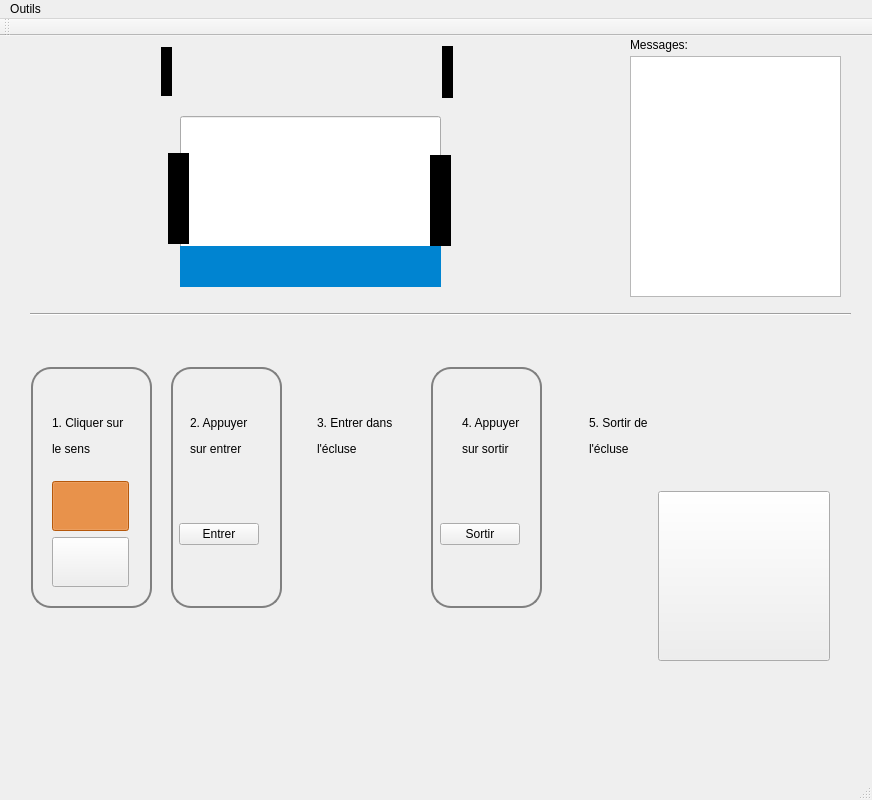
Qt form mainwindow.ui (VConstans/IHMEcluse) before a commit.
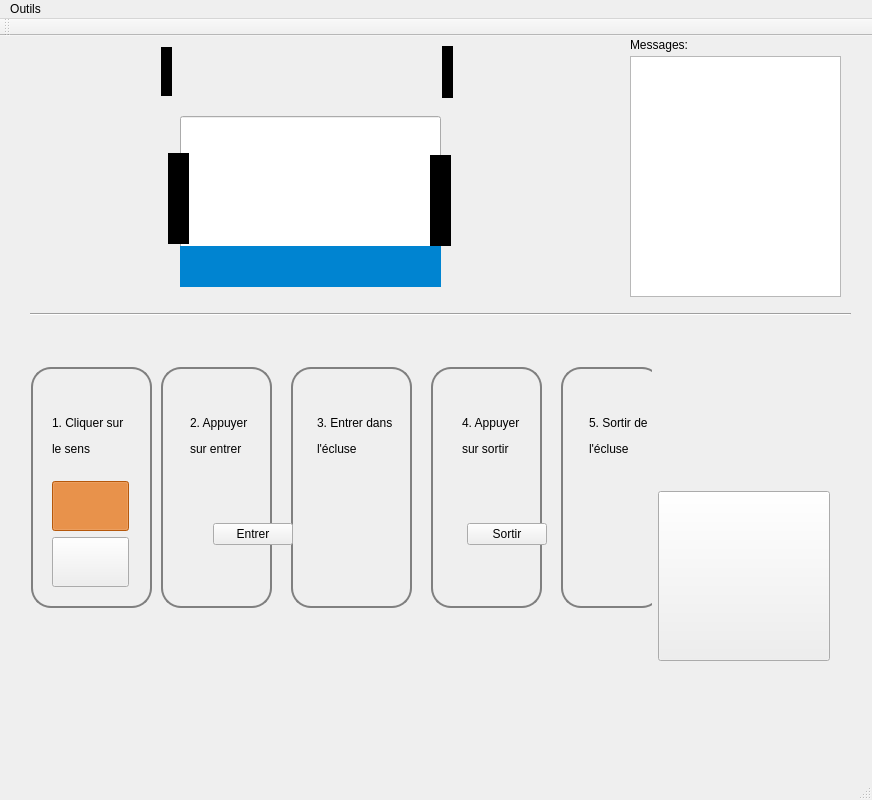
The same form after that commit. Icons and pictures are not drawn. Custom widgets are drawn as their Qt base class.

```diff
--- a/mainwindow.ui
+++ b/mainwindow.ui
@@ -283,30 +283,23 @@
                </spacer>
               </item>
               <item>
-               <spacer name="horizontalSpacer_10">
-                <property name="orientation">
-                 <enum>Qt::Horizontal</enum>
-                </property>
-                <property name="sizeHint" stdset="0">
+               <widget class="QLabel" name="label_16">
+                <property name="maximumSize">
                  <size>
-                  <width>40</width>
-                  <height>20</height>
+                  <width>100</width>
+                  <height>65</height>
                  </size>
                 </property>
-               </spacer>
-              </item>
-              <item>
-               <spacer name="horizontalSpacer_8">
-                <property name="orientation">
-                 <enum>Qt::Horizontal</enum>
+                <property name="text">
+                 <string/>
                 </property>
-                <property name="sizeHint" stdset="0">
-                 <size>
-                  <width>40</width>
-                  <height>20</height>
-                 </size>
+                <property name="pixmap">
+                 <pixmap resource="images.qrc">:/images/entrer.png</pixmap>
                 </property>
-               </spacer>
+                <property name="scaledContents">
+                 <bool>true</bool>
+                </property>
+               </widget>
               </item>
               <item>
                <spacer name="horizontalSpacer_2">
@@ -328,32 +321,6 @@
                 </property>
                </widget>
               </item>
-              <item>
-               <spacer name="horizontalSpacer_11">
-                <property name="orientation">
-                 <enum>Qt::Horizontal</enum>
-                </property>
-                <property name="sizeHint" stdset="0">
-                 <size>
-                  <width>40</width>
-                  <height>20</height>
-                 </size>
-                </property>
-               </spacer>
-              </item>
-              <item>
-               <spacer name="horizontalSpacer_9">
-                <property name="orientation">
-                 <enum>Qt::Horizontal</enum>
-                </property>
-                <property name="sizeHint" stdset="0">
-                 <size>
-                  <width>40</width>
-                  <height>20</height>
-                 </size>
-                </property>
-               </spacer>
-              </item>
               <item>
                <spacer name="horizontalSpacer_3">
                 <property name="orientation">
@@ -367,6 +334,32 @@
                 </property>
                </spacer>
               </item>
+              <item>
+               <widget class="QLabel" name="label_18">
+                <property name="maximumSize">
+                 <size>
+                  <width>80</width>
+                  <height>70</height>
+                 </size>
+                </property>
+                <property name="text">
+                 <string/>
+                </property>
+                <property name="pixmap">
+                 <pixmap resource="images.qrc">:/images/sortir.png</pixmap>
+                </property>
+                <property name="scaledContents">
+                 <bool>true</bool>
+                </property>
+               </widget>
+              </item>
+              <item>
+               <widget class="QLabel" name="label_17">
+                <property name="text">
+                 <string/>
+                </property>
+               </widget>
+              </item>
              </layout>
             </item>
            </layout>
@@ -374,7 +367,7 @@
           <widget class="QLabel" name="label_11">
            <property name="geometry">
             <rect>
-             <x>160</x>
+             <x>150</x>
              <y>30</y>
              <width>111</width>
              <height>241</height>
@@ -405,6 +398,42 @@
             <string>&lt;html&gt;&lt;head/&gt;&lt;body&gt;&lt;p&gt;&lt;br/&gt;&lt;/p&gt;&lt;/body&gt;&lt;/html&gt;</string>
            </property>
           </widget>
+          <widget class="QLabel" name="label_19">
+           <property name="geometry">
+            <rect>
+             <x>280</x>
+             <y>30</y>
+             <width>121</width>
+             <height>241</height>
+            </rect>
+           </property>
+           <property name="styleSheet">
+            <string notr="true">border: 1.5px solid grey;
+border-radius: 20px</string>
+           </property>
+           <property name="text">
+            <string>&lt;html&gt;&lt;head/&gt;&lt;body&gt;&lt;p&gt;&lt;br/&gt;&lt;/p&gt;&lt;/body&gt;&lt;/html&gt;</string>
+           </property>
+          </widget>
+          <widget class="QLabel" name="label_20">
+           <property name="geometry">
+            <rect>
+             <x>550</x>
+             <y>30</y>
+             <width>101</width>
+             <height>241</height>
+            </rect>
+           </property>
+           <property name="styleSheet">
+            <string notr="true">border: 1.5px solid grey;
+border-radius: 20px</string>
+           </property>
+           <property name="text">
+            <string>&lt;html&gt;&lt;head/&gt;&lt;body&gt;&lt;p&gt;&lt;br/&gt;&lt;/p&gt;&lt;/body&gt;&lt;/html&gt;</string>
+           </property>
+          </widget>
+          <zorder>label_19</zorder>
+          <zorder>label_20</zorder>
           <zorder>label_15</zorder>
           <zorder>label_11</zorder>
           <zorder>label_8</zorder>
@@ -1099,7 +1128,6 @@
    <zorder>stackedWidgetMessage</zorder>
    <zorder>label_7</zorder>
    <zorder>line</zorder>
-   <zorder>stackedWidgetCommande</zorder>
    <zorder>messageDisplayMan</zorder>
   </widget>
   <widget class="QMenuBar" name="menuBar">
@@ -1108,7 +1136,7 @@
      <x>0</x>
      <y>0</y>
      <width>872</width>
-     <height>29</height>
+     <height>25</height>
     </rect>
    </property>
    <widget class="QMenu" name="menuOutils">
```
